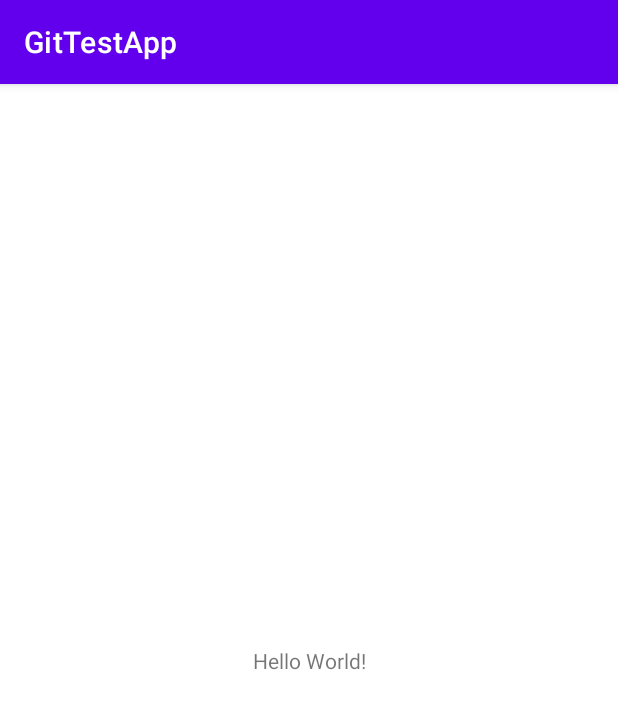
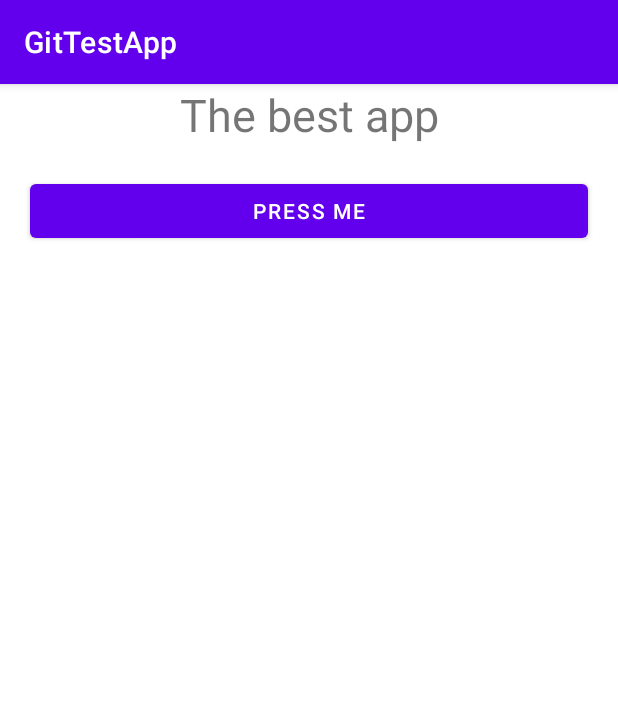
Before and after one commit to Romidorka/androidStudioTestRepo, an Android app: the screen it shows after launch (MainActivity), on a phone screen of 412 x 824 dp. Shown: the top 709 px of the screen. Run offline under Robolectric (Android 15) with nearby library versions, the phone set to English and light mode, and no system bars.

Commit message:
Program done.

```diff
--- a/app/src/main/java/com/example/gittestapp/MainActivity.kt
+++ b/app/src/main/java/com/example/gittestapp/MainActivity.kt
@@ -2,10 +2,17 @@ package com.example.gittestapp
 
 import androidx.appcompat.app.AppCompatActivity
 import android.os.Bundle
+import android.widget.Button
+import android.widget.Toast
 
 class MainActivity : AppCompatActivity() {
     override fun onCreate(savedInstanceState: Bundle?) {
         super.onCreate(savedInstanceState)
         setContentView(R.layout.activity_main)
+
+        val btn: Button = findViewById(R.id.btn)
+        btn.setOnClickListener {
+            Toast.makeText(this@MainActivity, "Ti loh", Toast.LENGTH_LONG).show()
+        }
     }
 }
--- a/app/src/main/res/layout/activity_main.xml
+++ b/app/src/main/res/layout/activity_main.xml
@@ -6,13 +6,25 @@
     android:layout_height="match_parent"
     tools:context=".MainActivity">
 
-    <TextView
-        android:layout_width="wrap_content"
-        android:layout_height="wrap_content"
-        android:text="Hello World!"
-        app:layout_constraintBottom_toBottomOf="parent"
-        app:layout_constraintEnd_toEndOf="parent"
-        app:layout_constraintStart_toStartOf="parent"
-        app:layout_constraintTop_toTopOf="parent" />
+    <LinearLayout
+        android:layout_width="match_parent"
+        android:layout_height="match_parent"
+        android:orientation="vertical">
+
+        <TextView
+            android:layout_width="match_parent"
+            android:layout_height="wrap_content"
+            android:text="The best app"
+            android:textSize="30dp"
+            android:gravity="center"
+            android:layout_marginBottom="20dp"/>
+
+        <Button
+            android:id="@+id/btn"
+            android:layout_width="match_parent"
+            android:layout_height="wrap_content"
+            android:layout_marginHorizontal="20dp"
+            android:text="Press me"/>
+    </LinearLayout>
 
 </androidx.constraintlayout.widget.ConstraintLayout>
```
